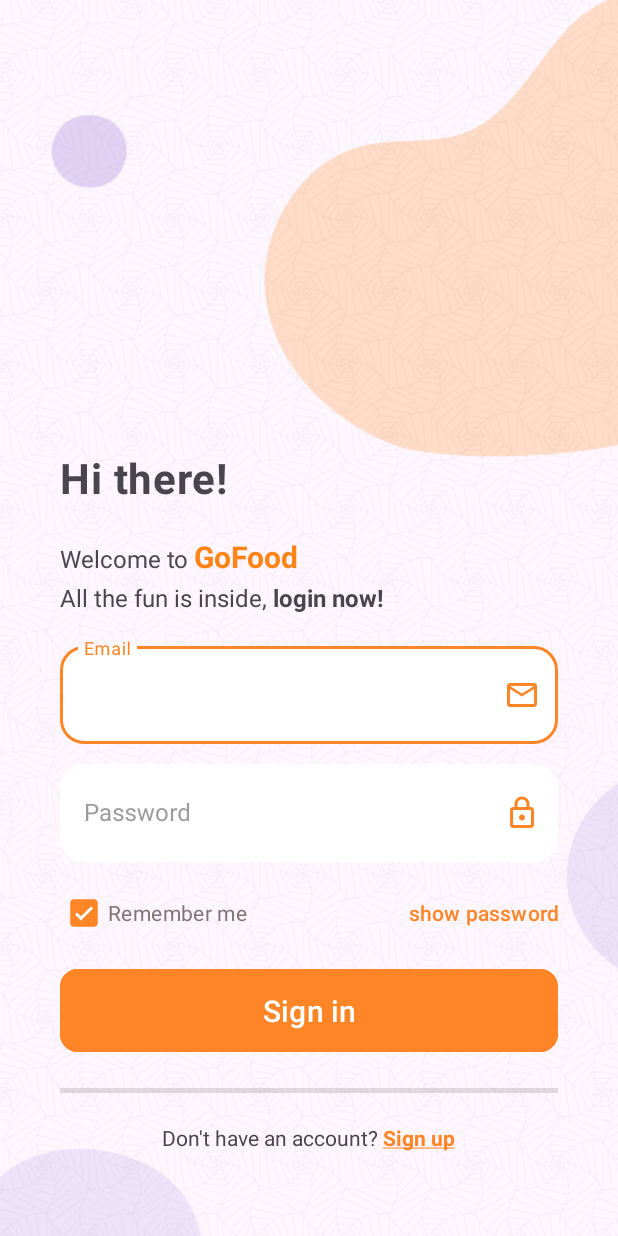
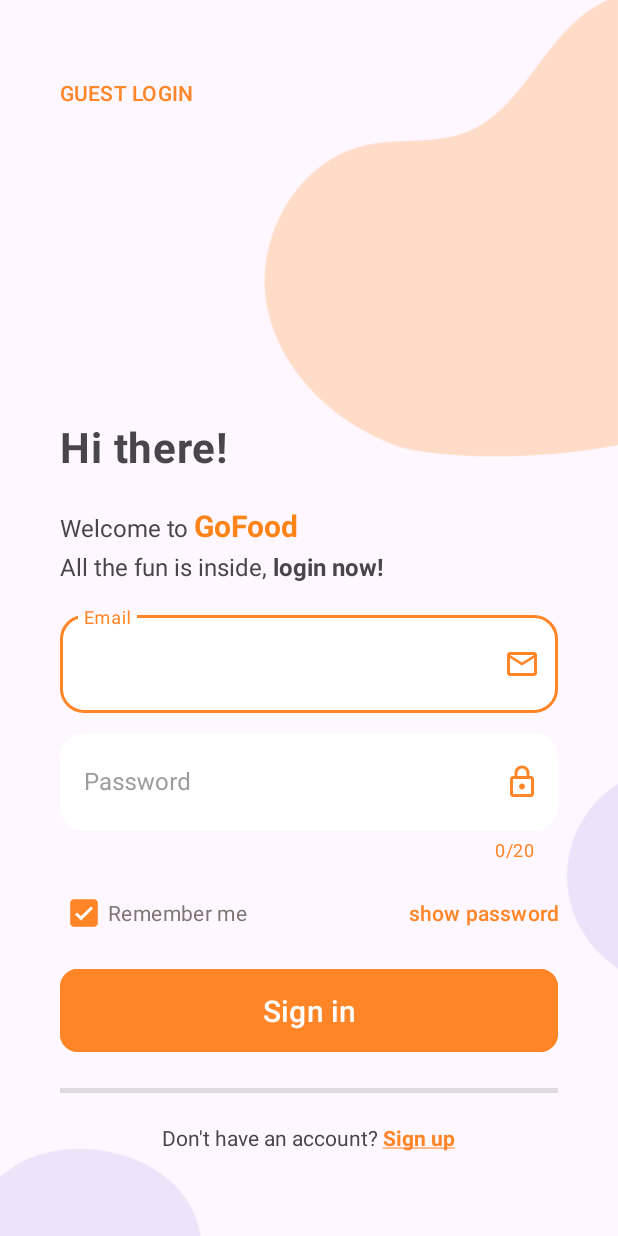
Before and after one commit to Abdo-Hammam/GoFood, an Android app: the LoginFragment screen opened directly, with no data from a screen before it, on a phone screen of 412 x 824 dp. Run offline under Robolectric (Android 15) with nearby library versions, the phone set to English and light mode, and no system bars.

Commit message:
Enable user to login as a guest

```diff
--- a/app/src/main/java/com/iti/gofood/presentation/authentication/login/LoginFragment.kt
+++ b/app/src/main/java/com/iti/gofood/presentation/authentication/login/LoginFragment.kt
@@ -1,5 +1,6 @@
 package com.iti.gofood.presentation.authentication.login
 
+import android.content.Intent
 import android.os.Bundle
 import android.text.SpannableString
 import android.text.Spanned
@@ -9,9 +10,11 @@
 import android.view.LayoutInflater
 import android.view.View
 import android.view.ViewGroup
+import android.widget.Button
 import android.widget.TextView
 import androidx.navigation.fragment.findNavController
 import com.iti.gofood.R
+import com.iti.gofood.presentation.recipe.RecipeActivity
 
 
 class LoginFragment : Fragment() {
@@ -44,6 +47,11 @@
         signUpText.text = signSpan
         signUpText.movementMethod = LinkMovementMethod.getInstance()
 
+        view.findViewById<Button>(R.id.guest_login_btn).setOnClickListener {
+            startActivity(Intent(context, RecipeActivity::class.java))
+            activity?.finish()
+        }
+
     }
 
 }
--- a/app/src/main/res/layout/fragment_login.xml
+++ b/app/src/main/res/layout/fragment_login.xml
@@ -12,6 +12,19 @@
     android:gravity="center"
     android:orientation="vertical"
     tools:context=".presentation.authentication.login.LoginFragment">
+
+    <Button
+        android:id="@+id/guest_login_btn"
+        style="@style/Widget.Material3.Button.TextButton"
+        android:layout_width="wrap_content"
+        android:layout_height="wrap_content"
+        android:minHeight="0dp"
+        android:padding="0dp"
+        android:layout_marginTop="8dp"
+        app:layout_constraintTop_toTopOf="parent"
+        app:layout_constraintStart_toStartOf="parent"
+        android:text="GUEST LOGIN"
+        android:textColor="@color/splash_bg" />
 
 
     <LinearLayout
@@ -42,7 +55,7 @@
 
             android:lineSpacingExtra="5sp"
             android:text="@string/welcome_to_gofood"
-            android:textSize="16dp" />
+            android:textSize="16sp" />
 
         <com.google.android.material.textfield.TextInputLayout
             style="@style/Widget.MaterialComponents.TextInputLayout.OutlinedBox"
@@ -71,6 +84,7 @@
                 android:id="@+id/email_signin_field"
                 android:layout_width="match_parent"
                 android:singleLine="true"
+                android:inputType="textEmailAddress"
                 android:layout_height="65dp"
                 android:ellipsize="end" />
 
@@ -91,6 +105,10 @@
             app:boxCornerRadiusTopStart="16dp"
             app:boxBackgroundColor="@color/white"
 
+            app:counterEnabled="true"
+            app:counterMaxLength="20"
+            app:counterTextColor="@color/splash_bg"
+
             app:endIconCheckable="true"
             app:endIconDrawable="@drawable/lock_24"
             app:endIconMode="custom"
@@ -106,6 +124,8 @@
                 android:layout_width="match_parent"
                 android:layout_height="65dp"
                 android:singleLine="true"
+                android:inputType="textPassword"
+                android:maxLength="20"
                 android:ellipsize="end"
                 tools:ignore="KeyboardInaccessibleWidget" />
 
--- a/app/src/main/res/layout/fragment_splash.xml
+++ b/app/src/main/res/layout/fragment_splash.xml
@@ -28,7 +28,7 @@
         android:fontFamily="sans-serif-condensed"
         android:textSize="32sp"
         android:textColor="@color/splash_bg"
-        android:layout_marginTop="25dp"
+        android:layout_marginTop="8dp"
         app:layout_constraintEnd_toEndOf="parent"
         app:layout_constraintStart_toStartOf="parent"
         app:layout_constraintTop_toBottomOf="@+id/lottie" />
--- a/app/src/main/res/values/strings.xml
+++ b/app/src/main/res/values/strings.xml
@@ -23,4 +23,5 @@
     <string name="sign_up">Sign Up</string>
     <string name="i_agree_to_gofood_terms">I agree to <font fgcolor="#fe8417">GoFood Terms</font></string>
     <string name="fill_the_form">Fill the form and get unlimited\nrecipe and tips.</string>
+    <string name="login">Login</string>
 </resources>
```
Also changed, not shown: app/src/main/res/drawable/auth_bg.png.
